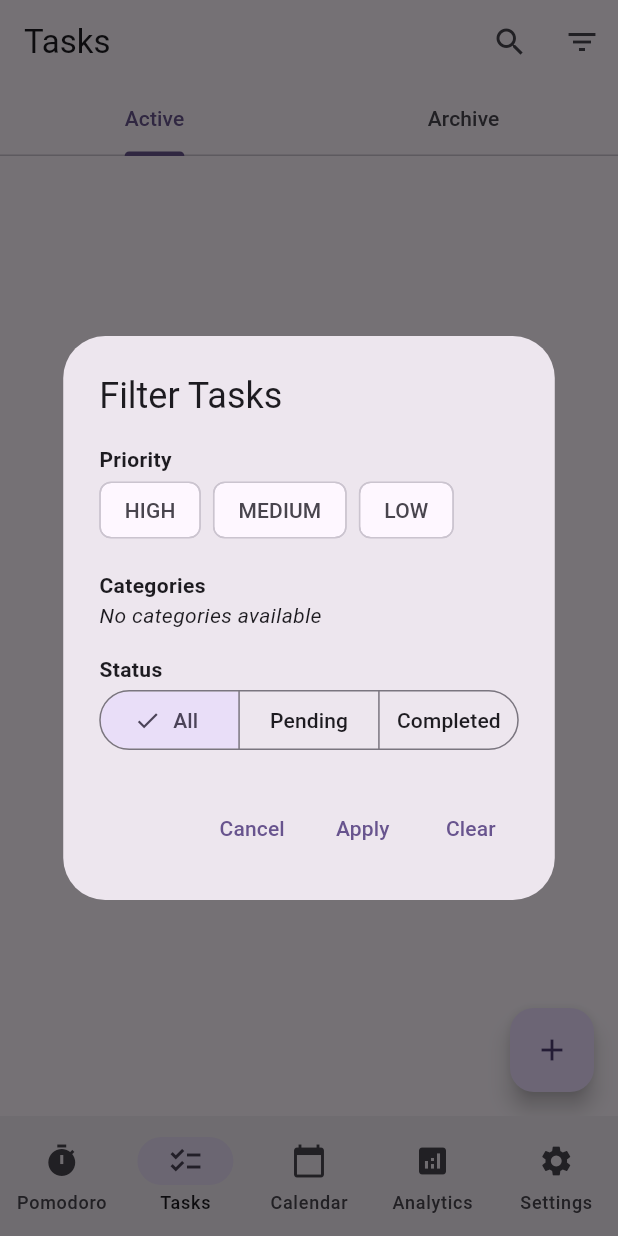
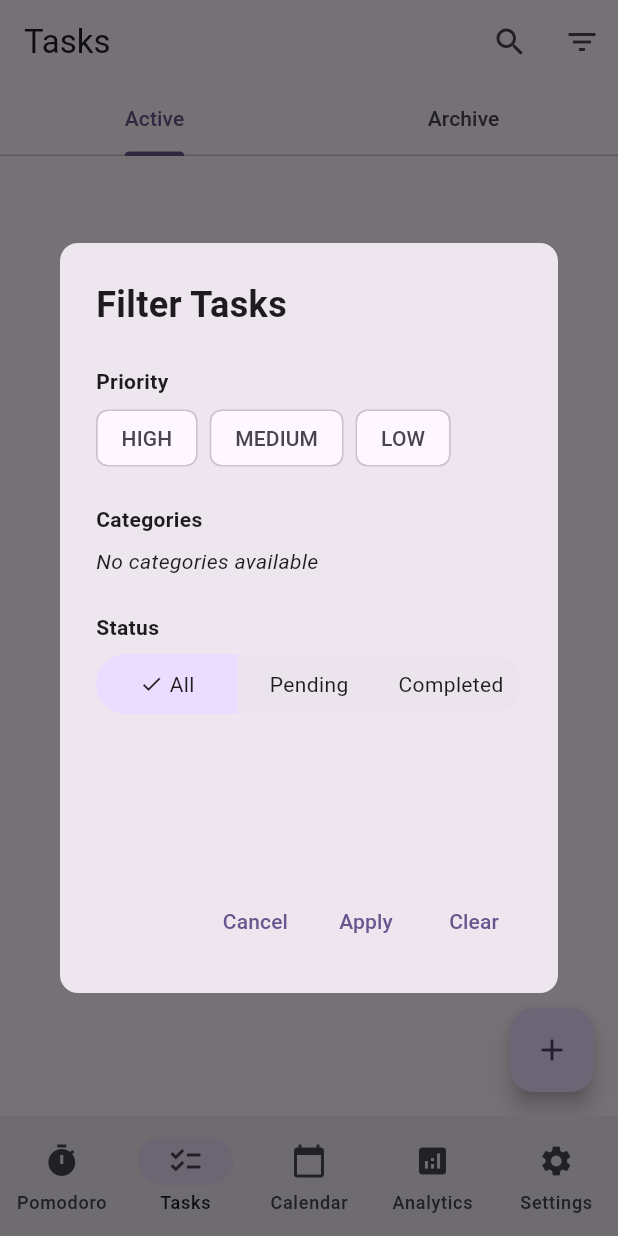
Before and after one commit to neovasky/quirk, a Flutter app: the screen it shows after launch, item 2 of the bottom bar chosen, after a tap on the "filter list" icon, on a phone screen of 412 x 824 dp. Run offline on Flutter 3.47's test engine with Material 3 defaults, Android fonts, the phone set to English and light mode, and no system bars; our stand-ins replace shared_preferences.

Commit message:
1st commit

```diff
--- a/lib/main.dart
+++ b/lib/main.dart
@@ -1,3 +1,5 @@
+// This is my first GitHub change
+
 import 'package:flutter/material.dart';
 import 'package:provider/provider.dart';
 import 'core/services/task_service.dart';
--- a/lib/ui/dialogs/task_filter_dialog.dart
+++ b/lib/ui/dialogs/task_filter_dialog.dart
@@ -28,6 +28,7 @@ class TaskFilter {
     return true;
   }
 }
+
 class TaskFilterDialog extends StatefulWidget {
   final TaskFilter currentFilter;
   final List<String> availableCategories;
@@ -57,18 +58,37 @@ class _TaskFilterDialogState extends State<TaskFilterDialog> {
 
   @override
   Widget build(BuildContext context) {
-    return AlertDialog(
-      title: const Text('Filter Tasks'),
-      content: SingleChildScrollView(
+    return Dialog(
+      shape: RoundedRectangleBorder(borderRadius: BorderRadius.circular(12)),
+      child: Container(
+        width: 400,
+        constraints: const BoxConstraints(
+          minHeight: 300,
+          maxHeight: 500,
+        ),
+        padding: const EdgeInsets.all(24),
         child: Column(
           mainAxisSize: MainAxisSize.min,
           crossAxisAlignment: CrossAxisAlignment.start,
           children: [
+            const Text(
+              'Filter Tasks',
+              style: TextStyle(
+                fontSize: 24,
+                fontWeight: FontWeight.bold,
+              ),
+            ),
+            const SizedBox(height: 24),
             const Text('Priority', style: TextStyle(fontWeight: FontWeight.bold)),
-            Wrap(
-              spacing: 8,
+            const SizedBox(height: 8),
+            SizedBox(
+              height: 40,
+              child: ListView(
+                scrollDirection: Axis.horizontal,
                 children: TaskPriority.values.map((priority) {
-                return FilterChip(
+                  return Padding(
+                    padding: const EdgeInsets.only(right: 8),
+                    child: FilterChip(
                       label: Text(priority.name.toUpperCase()),
                       selected: _selectedPriorities.contains(priority),
                       onSelected: (selected) {
@@ -80,18 +100,28 @@ class _TaskFilterDialogState extends State<TaskFilterDialog> {
                           }
                         });
                       },
+                    ),
                   );
                 }).toList(),
               ),
-            const SizedBox(height: 16),
+            ),
+            const SizedBox(height: 24),
             const Text('Categories', style: TextStyle(fontWeight: FontWeight.bold)),
+            const SizedBox(height: 8),
             if (widget.availableCategories.isEmpty)
-              const Text('No categories available', style: TextStyle(fontStyle: FontStyle.italic))
+              const Text(
+                'No categories available',
+                style: TextStyle(fontStyle: FontStyle.italic),
+              )
             else
-              Wrap(
-                spacing: 8,
+              SizedBox(
+                height: 40,
+                child: ListView(
+                  scrollDirection: Axis.horizontal,
                   children: widget.availableCategories.map((category) {
-                  return FilterChip(
+                    return Padding(
+                      padding: const EdgeInsets.only(right: 8),
+                      child: FilterChip(
                         label: Text(category),
                         selected: _selectedCategories.contains(category),
                         onSelected: (selected) {
@@ -103,41 +133,37 @@ class _TaskFilterDialogState extends State<TaskFilterDialog> {
                             }
                           });
                         },
+                      ),
                     );
                   }).toList(),
                 ),
-            const SizedBox(height: 16),
+              ),
+            const SizedBox(height: 24),
             const Text('Status', style: TextStyle(fontWeight: FontWeight.bold)),
-            SegmentedButton<bool?>(
-              segments: const [
-                ButtonSegment(
-                  value: null,
-                  label: Text('All'),
+            const SizedBox(height: 8),
+            Container(
+              height: 40,
+              width: double.infinity,
+              decoration: BoxDecoration(
+                color: Theme.of(context).colorScheme.surfaceContainerHighest.withOpacity(0.3),
+                borderRadius: BorderRadius.circular(20),
               ),
-                ButtonSegment(
-                  value: false,
-                  label: Text('Pending'),
-                ),
-                ButtonSegment(
-                  value: true,
-                  label: Text('Completed'),
-                ),
-              ],
-              selected: {_selectedCompletion},
-              onSelectionChanged: (Set<bool?> selected) {
-                setState(() {
-                  _selectedCompletion = selected.first;
-                });
-              },
-            ),
-          ],
+              child: ClipRRect(
+                borderRadius: BorderRadius.circular(20),
+                child: Row(
+                  children: _buildStatusButtons(),
                 ),
               ),
-      actions: [
+            ),
+            const Spacer(),
+            Row(
+              mainAxisAlignment: MainAxisAlignment.end,
+              children: [
                 TextButton(
                   onPressed: () => Navigator.of(context).pop(null),
                   child: const Text('Cancel'),
                 ),
+                const SizedBox(width: 8),
                 TextButton(
                   onPressed: () {
                     final filter = TaskFilter(
@@ -149,6 +175,7 @@ class _TaskFilterDialogState extends State<TaskFilterDialog> {
                   },
                   child: const Text('Apply'),
                 ),
+                const SizedBox(width: 8),
                 TextButton(
                   onPressed: () {
                     const filter = TaskFilter();
@@ -157,6 +184,46 @@ class _TaskFilterDialogState extends State<TaskFilterDialog> {
                   child: const Text('Clear'),
                 ),
               ],
+            ),
+          ],
+        ),
+      ),
     );
   }
+
+  List<Widget> _buildStatusButtons() {
+    final buttonData = [
+      (label: 'All', value: null),
+      (label: 'Pending', value: false),
+      (label: 'Completed', value: true),
+    ];
+
+    return buttonData.map((data) {
+      final isSelected = _selectedCompletion == data.value;
+      return Expanded(
+        child: Material(
+          color: Colors.transparent,
+          child: InkWell(
+            onTap: () => setState(() => _selectedCompletion = data.value),
+            child: Container(
+              height: double.infinity,
+              decoration: BoxDecoration(
+                color: isSelected ? Theme.of(context).colorScheme.primaryContainer : Colors.transparent,
+              ),
+              child: Row(
+                mainAxisAlignment: MainAxisAlignment.center,
+                children: [
+                  if (isSelected) ...[
+                    const Icon(Icons.check, size: 16),
+                    const SizedBox(width: 4),
+                  ],
+                  Text(data.label),
+                ],
+              ),
+            ),
+          ),
+        ),
+      );
+    }).toList();
   }
+}
```
Also changed, not shown: lib/ui/components/custom_task_list.dart (+40 -61 lines), lib/ui/components/task_list_tile.dart (+57 -49 lines), lib/ui/screens/task_screen.dart (+59 -7 lines). Lines whose indentation alone changed are shown as unchanged.
